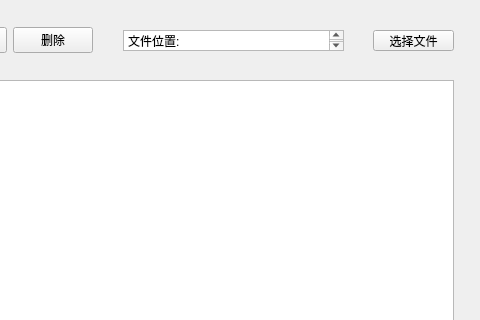
First picture: the form in FileManager/mainwindow.ui, repository Jojuyn/FileManager, before the edit; both pictures show x 267 to 747 and y 0 to 320 of the 747 by 502 pixel window.
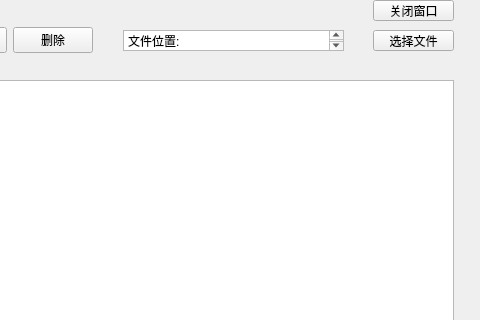
Second picture: the form after the edit.

```diff
--- a/FileManager/mainwindow.ui
+++ b/FileManager/mainwindow.ui
@@ -97,6 +97,19 @@
      </rect>
     </property>
    </widget>
+   <widget class="QPushButton" name="closeBtn">
+    <property name="geometry">
+     <rect>
+      <x>640</x>
+      <y>0</y>
+      <width>81</width>
+      <height>21</height>
+     </rect>
+    </property>
+    <property name="text">
+     <string>关闭窗口</string>
+    </property>
+   </widget>
   </widget>
   <widget class="QMenuBar" name="menubar">
    <property name="geometry">
```
